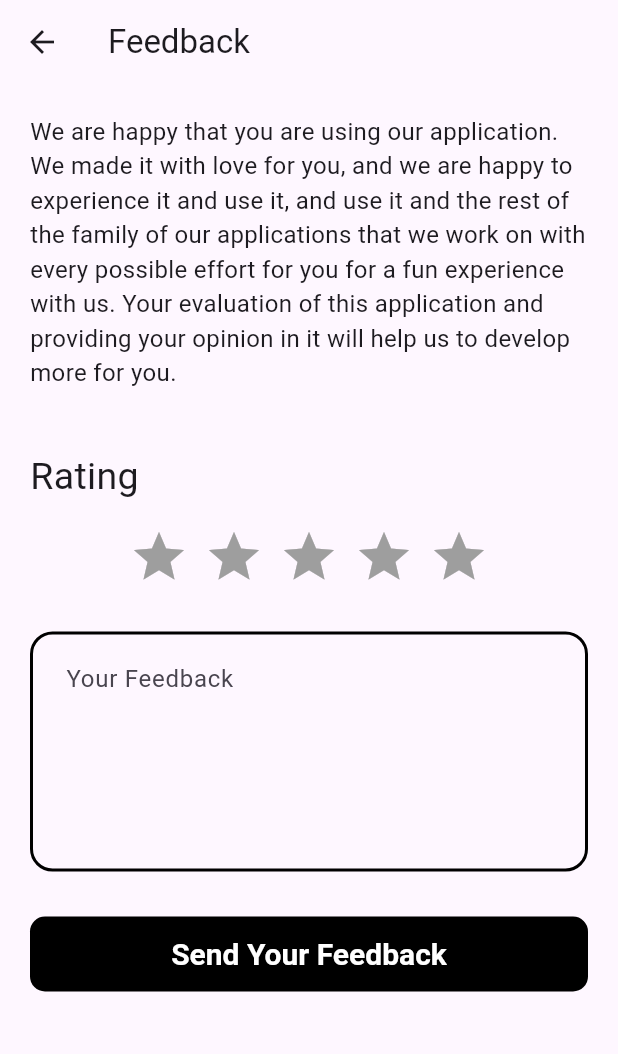
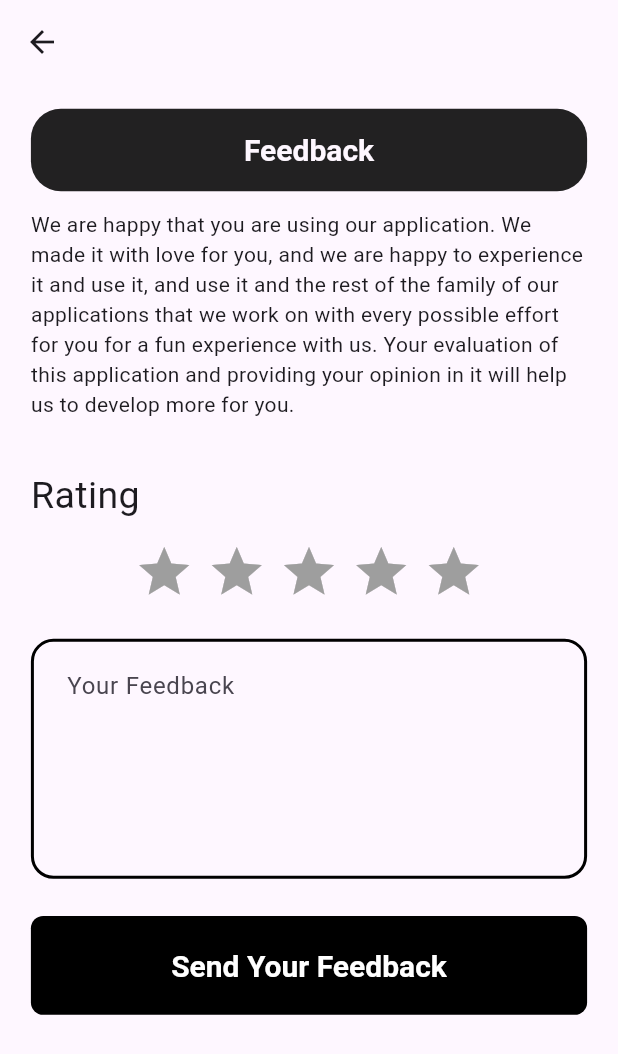
Before and after one commit to EslamHany2002/Rickman, a Flutter app: the FeedbackPage screen opened directly, on a phone screen of 412 x 824 dp. Shown: the top 1054 px of the screen. Run offline on Flutter 3.47's test engine with Material 3 defaults, Android fonts, the phone set to English and light mode, and no system bars; drawn by our look-alikes of flutter_rating_bar; our stand-ins replace animated_splash_screen, awesome_dialog, cloud_firestore, firebase_auth, firebase_core, firebase_storage and 8 more; accounts and stored records are empty; project files that could hold a hidden picture were left out.

Commit message:
update feedback screen

```diff
--- a/lib/presentation/UI/Feedback/Feedback.dart
+++ b/lib/presentation/UI/Feedback/Feedback.dart
@@ -1,11 +1,12 @@
-import 'package:cloud_firestore/cloud_firestore.dart';
-import 'package:firebase_auth/firebase_auth.dart';
 import 'package:flutter/material.dart';
 import 'package:flutter_rating_bar/flutter_rating_bar.dart';
+import 'package:firebase_auth/firebase_auth.dart';
+import 'package:cloud_firestore/cloud_firestore.dart';
 import 'package:rickman/presentation/UI/Widgets/CustomLongTextFormField.dart';
+import '../About us/Widget/TextCard.dart';
 
 class FeedbackPage extends StatefulWidget {
-  const FeedbackPage({super.key});
+  const FeedbackPage({Key? key}) : super(key: key);
 
   @override
   State<FeedbackPage> createState() => _FeedbackState();
@@ -46,38 +47,34 @@ class _FeedbackState extends State<FeedbackPage> {
       }
     }
   }
+
   @override
   Widget build(BuildContext context) {
+    final screenWidth = MediaQuery.of(context).size.width;
+    final screenHeight = MediaQuery.of(context).size.height;
+
     return Scaffold(
-      appBar: AppBar(
-        title: const Text("Feedback"),
-      ),
+      appBar: AppBar(),
       body: Column(
         children: [
           Expanded(
             child: ScrollConfiguration(
               behavior: const ScrollBehavior().copyWith(overscroll: false),
               child: ListView(
-              padding: const EdgeInsets.all(20),
+                padding: EdgeInsets.symmetric(horizontal: screenWidth * 0.05, vertical: screenHeight * 0.02),
                 children: [
+                  TextCard(content: "Feedback"),
+                  SizedBox(height: screenHeight * 0.015),
                   const Text(
                     "We are happy that you are using our application. We made it with love for you, and we are happy to experience it and use it, and use it and the rest of the family of our applications that we work on with every possible effort for you for a fun experience with us. Your evaluation of this application and providing your opinion in it will help us to develop more for you.",
-                  style: TextStyle(fontSize: 16),
+                    style: TextStyle(fontSize: 14),
                   ),
-                const SizedBox(
-                  height: 40,
-                ),
-                const Row(
-                  children: [
-                    Text(
+                  SizedBox(height: screenHeight * 0.04),
+                  const Text(
                     "Rating",
                     style: TextStyle(fontSize: 25),
                   ),
-                  ],
-                ),
-                const SizedBox(
-                  height: 15,
-                ),
+                  SizedBox(height: screenHeight * 0.015),
                   Center(
                     child: RatingBar.builder(
                       initialRating: 0,
@@ -88,7 +85,7 @@ class _FeedbackState extends State<FeedbackPage> {
                       glowColor: Colors.amber,
                       maxRating: 5,
                       unratedColor: Colors.grey,
-                    itemPadding: const EdgeInsets.symmetric(horizontal: 5.0),
+                      itemPadding: EdgeInsets.symmetric(horizontal: screenWidth * 0.01),
                       itemBuilder: (context, _) => const Icon(
                         Icons.star,
                         color: Colors.amber,
@@ -100,33 +97,28 @@ class _FeedbackState extends State<FeedbackPage> {
                       },
                     ),
                   ),
-                const SizedBox(
-                  height: 30,
-                ),
+                  SizedBox(height: screenHeight * 0.03),
                   CustomLongTextFormField(
                     label: "Your Feedback",
                     inputType: TextInputType.text,
                     controller: _feedbackController,
                   ),
-                const SizedBox(
-                  height: 30,
-                ),
+                  SizedBox(height: screenHeight * 0.03),
                   SizedBox(
-                  height: 50,
+                    height: screenHeight * 0.08,
                     child: ElevatedButton(
                       style: ButtonStyle(
-                        foregroundColor:
-                            MaterialStateProperty.all(Colors.black),
-                        backgroundColor:
-                            MaterialStateProperty.all(Colors.black),
+                        foregroundColor: MaterialStateProperty.all(Colors.black),
+                        backgroundColor: MaterialStateProperty.all(Colors.black),
                         elevation: MaterialStateProperty.all(0),
                         shape: MaterialStateProperty.all(RoundedRectangleBorder(
-                          borderRadius: BorderRadius.circular(10),
+                          borderRadius: BorderRadius.circular(screenHeight * 0.01),
                         )),
                         textStyle: MaterialStateProperty.all(const TextStyle(
                           fontWeight: FontWeight.bold,
                           fontSize: 20,
-                            color: Colors.white)),
+                          color: Colors.white,
+                        )),
                       ),
                       onPressed: () {
                         // Call function to send feedback to Firestore
@@ -136,23 +128,24 @@ class _FeedbackState extends State<FeedbackPage> {
                           _feedbackController.text, // Feedback text
                         );
                       },
-                      child: const Row(
+                      child: Row(
                         mainAxisAlignment: MainAxisAlignment.center,
                         children: [
                           Padding(
-                            padding: EdgeInsets.all(10),
+                            padding: EdgeInsets.all(screenHeight * 0.015),
                             child: Text(
                               "Send Your Feedback",
-                              style:
-                                  TextStyle(color: Colors.white, fontSize: 20),
+                              style: TextStyle(color: Colors.white, fontSize: 20),
                             ),
                           ),
                         ],
-                      )),
+                      ),
+                    ),
                   ),
                 ],
               ),
-          ))
+            ),
+          ),
         ],
       ),
     );
```
Lines whose indentation alone changed are shown as unchanged.
